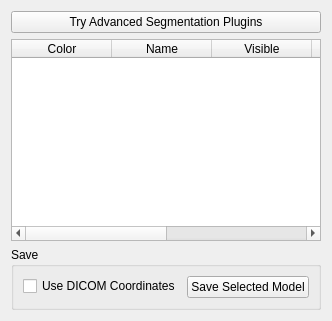
Old version of the form applications/3DimViewer/ui/modelswidget.ui in the repository SindenDev/3dimviewer.
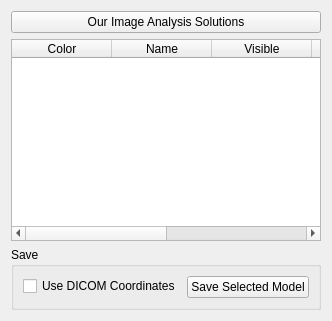
New version of the form. Icons and pictures are not drawn.

```diff
--- a/applications/3DimViewer/ui/modelswidget.ui
+++ b/applications/3DimViewer/ui/modelswidget.ui
@@ -17,7 +17,7 @@
    <item>
     <widget class="QPushButton" name="pushButtonBuyPlugins">
      <property name="text">
-      <string>Try Advanced Segmentation Plugins</string>
+      <string>Our Image Analysis Solutions</string>
      </property>
      <property name="icon">
       <iconset resource="../resources.qrc">
```
Left out of the diff: 4 changed lines with no effect on the pictures.
